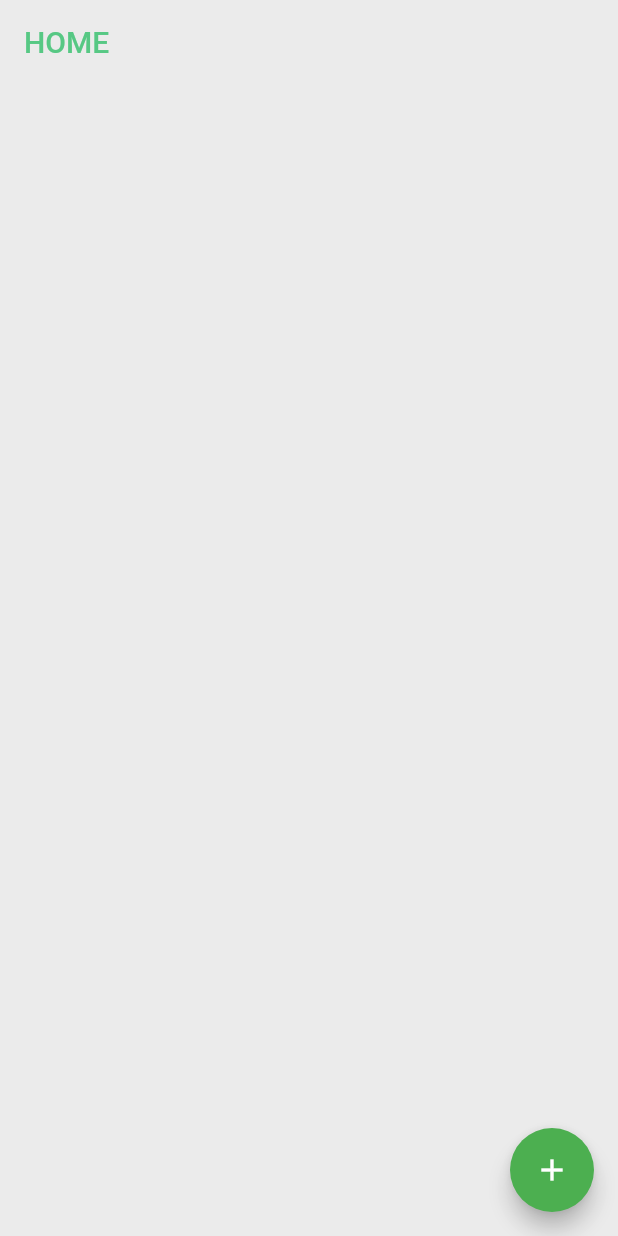
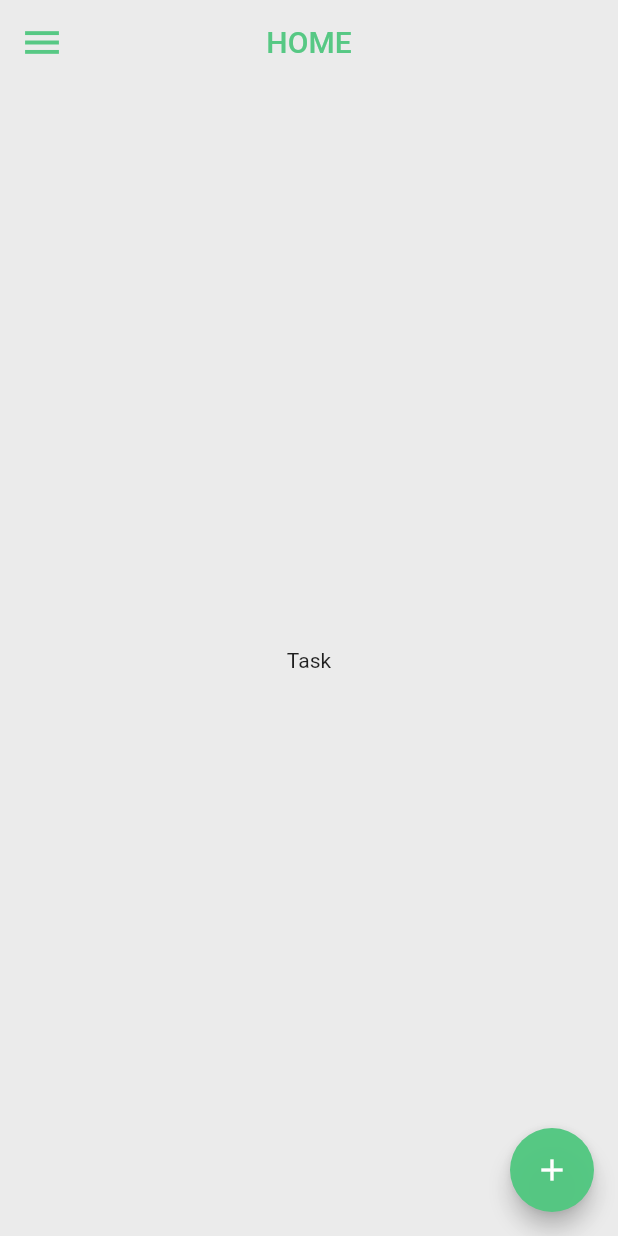
Before and after one commit to MoizesFSantos/To-Do_APP, a Flutter app: the screen it shows after launch, on a phone screen of 412 x 824 dp. Run offline on Flutter 3.47's test engine with Material 2 defaults, Android fonts, the phone set to English and light mode, and no system bars.

```diff
--- a/lib/screen/home.dart
+++ b/lib/screen/home.dart
@@ -12,7 +12,23 @@ class _HomeState extends State<Home> {
   Widget build(BuildContext context) {
     return Scaffold(
       backgroundColor: const Color.fromARGB(230, 233, 233, 233),
+      drawer: Drawer(),
       appBar: AppBar(
+        leading: Builder(
+          builder: (BuildContext context) {
+            return IconButton(
+              icon: const Icon(
+                Icons.menu,
+                color: Color.fromARGB(246, 81, 199, 128),
+                size: 30,
+              ),
+              onPressed: () {
+                Scaffold.of(context).openDrawer();
+              },
+            );
+          },
+        ),
+        centerTitle: true,
         title: const Text(
           'HOME',
           style: TextStyle(color: Color.fromARGB(246, 81, 199, 128)),
@@ -20,14 +36,13 @@ class _HomeState extends State<Home> {
         backgroundColor: Colors.transparent,
         elevation: 0.0,
       ),
-      body: Container(
-        width: double.infinity,
-        height: double.infinity,
-        child: Column(
-          children: [],
+      body: const Center(
+        child: SingleChildScrollView(
+          child: Text('Task'),
         ),
       ),
       floatingActionButton: FloatingActionButton(
+        backgroundColor: const Color.fromARGB(246, 81, 199, 128),
         onPressed: () => {},
         tooltip: 'Increment',
         child: const Icon(Icons.add),
```
